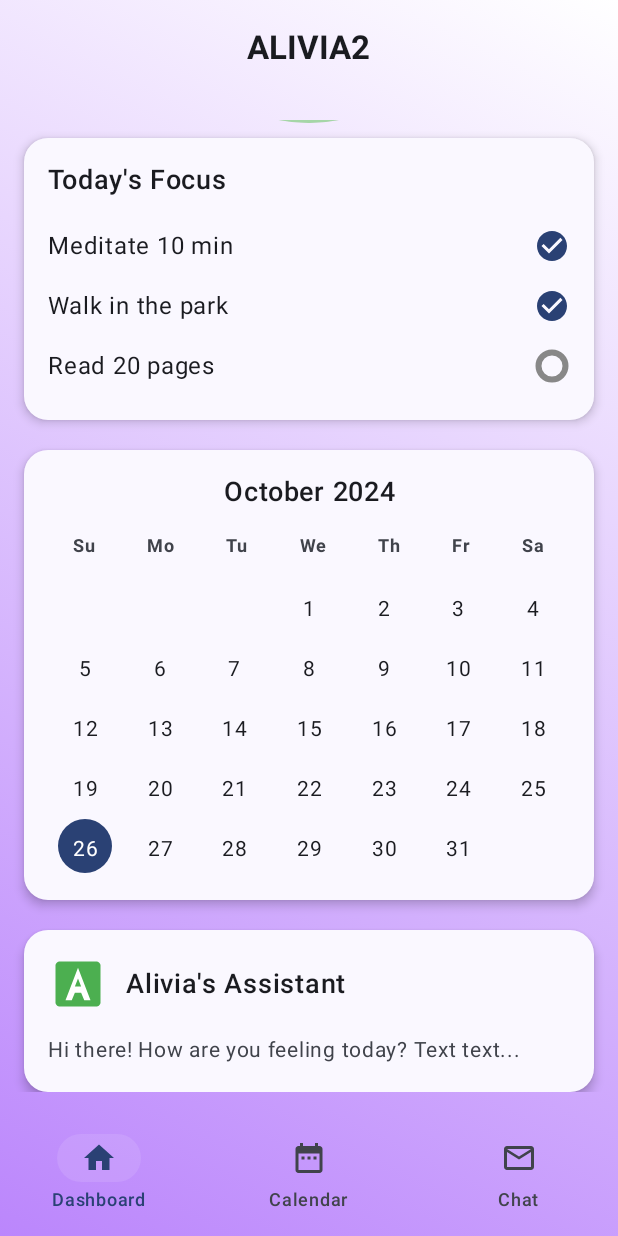
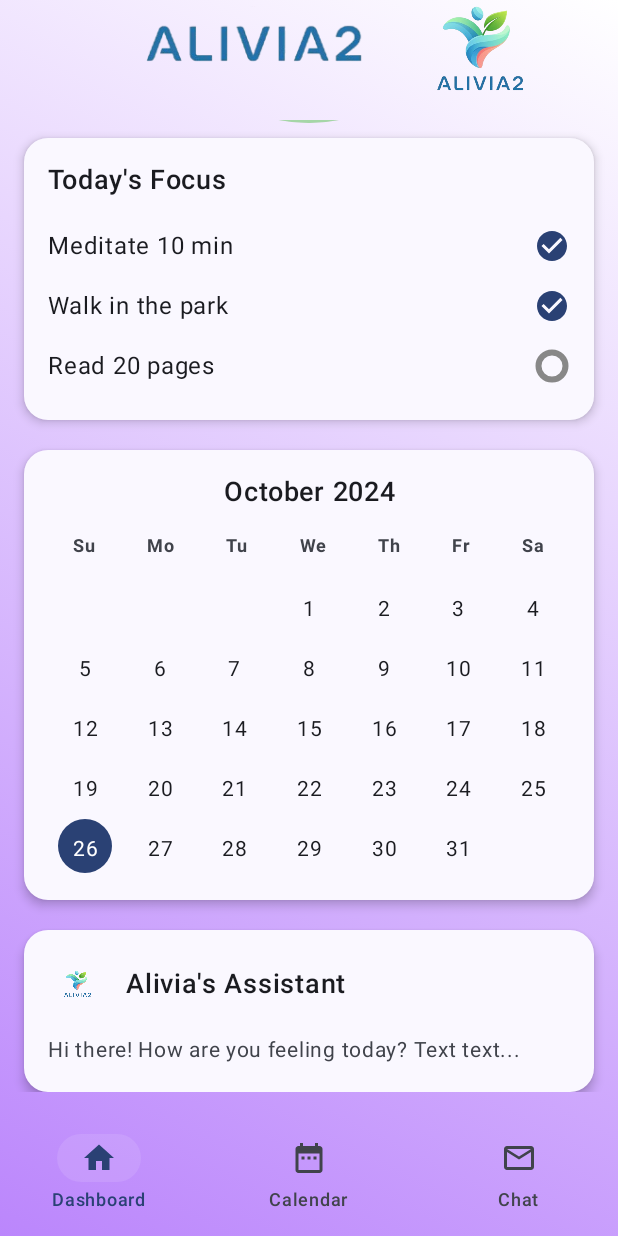
Before and after one commit to Diego-B06/ALIVIA2, an Android app built with Jetpack Compose: the DashboardActivity screen opened directly, with no data from a screen before it, scrolled down 228 dp, on a phone screen of 412 x 824 dp. Run offline under Robolectric (Android 15) with nearby library versions, the phone set to English and light mode, and no system bars; our stand-ins replace Firebase (no records; nobody signed in at launch, a user with empty details on screens opened directly).

Commit message:
se agrego una animacion al dashboard

```diff
--- a/app/src/main/java/com/example/alivia2/ui/dashboard/DashboardScreen.kt
+++ b/app/src/main/java/com/example/alivia2/ui/dashboard/DashboardScreen.kt
@@ -1,5 +1,10 @@
 package com.example.alivia2.ui.dashboard
 
+import androidx.compose.animation.AnimatedVisibility
+import androidx.compose.animation.core.LinearOutSlowInEasing
+import androidx.compose.animation.core.tween
+import androidx.compose.animation.fadeIn
+import androidx.compose.animation.slideInVertically
 import androidx.compose.foundation.Canvas
 import androidx.compose.foundation.Image
 import androidx.compose.foundation.background
@@ -18,7 +23,7 @@ import androidx.compose.ui.Modifier
 import androidx.compose.ui.draw.clip
 import androidx.compose.ui.geometry.Offset
 import androidx.compose.ui.geometry.Size
-import androidx.compose.ui.graphics.Brush // Added import
+import androidx.compose.ui.graphics.Brush
 import androidx.compose.ui.graphics.Color
 import androidx.compose.ui.graphics.StrokeCap
 import androidx.compose.ui.graphics.drawscope.Stroke
@@ -35,6 +40,7 @@ import com.example.alivia2.R
 import com.example.alivia2.ui.theme.ALIVIA2Theme
 import com.example.alivia2.ui.theme.LightGreen
 import com.example.alivia2.ui.theme.DarkBlue
+import kotlinx.coroutines.delay
 
 // Main Composable for the Dashboard Screen
 @OptIn(ExperimentalMaterial3Api::class)
@@ -56,29 +62,62 @@ fun DashboardScreen(onLogout: () -> Unit = {}) {
         Scaffold(
             topBar = {
                 CenterAlignedTopAppBar(
-                    title = { Text(stringResource(id = R.string.app_name), fontWeight = FontWeight.Bold) },
+                    title = {
+                        Image(
+                            painter = painterResource(id = R.mipmap.alivia2_logo),
+                            contentDescription = "Alivia2 Logo",
+                            modifier = Modifier.height(55.dp),
+                            contentScale = ContentScale.Fit
+                        )
+                    },
+                    actions = {
+                        Image(
+                            painter = painterResource(id = R.mipmap.logo_alivia),
+                            contentDescription = "Logo de Alivia",
+                            modifier = Modifier
+                                .size(150.dp)
+                                .padding(end = 24.dp)
+                        )
+                    },
                     colors = TopAppBarDefaults.centerAlignedTopAppBarColors(
-                        containerColor = Color.Transparent, // Make TopAppBar transparent
-                        titleContentColor = MaterialTheme.colorScheme.onBackground // Or a color that contrasts well with your gradient
+                        containerColor = Color.Transparent,
+                        titleContentColor = MaterialTheme.colorScheme.onBackground
                     )
                 )
             },
             bottomBar = {
                 DashboardBottomNavigationBar(
                     currentScreen = currentScreen,
-                    containerColor = Color.Transparent, // Make BottomNav transparent
+                    containerColor = Color.Transparent,
                     onScreenSelected = { screen ->
                         currentScreen = screen
                     }
                 )
             },
-            containerColor = Color.Transparent // Make Scaffold container transparent
+            containerColor = Color.Transparent
         ) { paddingValues ->
-            LazyColumn(
+            var contentVisible by remember { mutableStateOf(false) }
+
+            LaunchedEffect(Unit) {
+                delay(200L) // Small delay so the animation is noticeable
+                contentVisible = true
+            }
+
+            AnimatedVisibility(
+                visible = contentVisible,
                 modifier = Modifier
                     .fillMaxSize()
-                    .padding(paddingValues)
-                    .padding(16.dp),
+                    .padding(paddingValues) // Apply Scaffold's padding
+                    .padding(16.dp),       // Apply the general content padding
+                enter = slideInVertically(
+                    initialOffsetY = { fullHeight -> fullHeight / 2 }, // Start from halfway down
+                    animationSpec = tween(durationMillis = 600, easing = LinearOutSlowInEasing)
+                ) + fadeIn(
+                    animationSpec = tween(durationMillis = 300, delayMillis = 150)
+                )
+            ) {
+                LazyColumn(
+                    modifier = Modifier.fillMaxSize(), // LazyColumn fills AnimatedVisibility
                     horizontalAlignment = Alignment.CenterHorizontally,
                     verticalArrangement = Arrangement.spacedBy(20.dp)
                 ) {
@@ -86,6 +125,7 @@ fun DashboardScreen(onLogout: () -> Unit = {}) {
                     item { TodaysFocusSection() }
                     item { CalendarViewSection() }
                     item { AliviaAssistantSection() }
+                }
             }
         }
     }
@@ -223,7 +263,7 @@ fun AliviaAssistantSection() {
     DashboardCard {
         Row(verticalAlignment = Alignment.CenterVertically) {
             Image(
-                painter = painterResource(id = R.drawable.ic_alivia_logo),
+                painter = painterResource(id = R.mipmap.logo_alivia),
                 contentDescription = "Alivia Assistant",
                 modifier = Modifier
                     .size(40.dp)
```
Also changed, not shown: app/src/main/res/mipmap-hdpi/alivia2_logo.png (added). Lines whose indentation alone changed are shown as unchanged.
